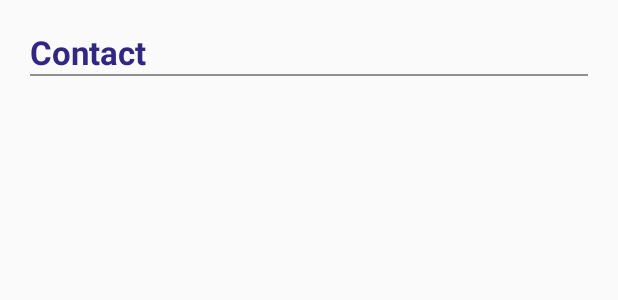
After one commit to amelielaurent/appnews, an Android app: the layout contact_fragment.xml on its own in the app's theme, with its tools: preview values and no code run, on a phone screen of 412 x 824 dp. The commit adds this screen. Shown: the top 300 px of the screen. Run offline under Robolectric (Android 15) with nearby library versions, the phone set to English and light mode, and no system bars.

Commit message:
Ajout tablayout + partie contact

```diff
--- a/app/build.gradle
+++ b/app/build.gradle
@@ -37,6 +37,7 @@ dependencies {
     implementation 'androidx.room:room-runtime:2.0.0'
     annotationProcessor 'androidx.room:room-compiler:2.0.0'
     implementation 'com.parse.bolts:bolts-tasks:1.4.0'
+    implementation  'com.google.android.material:material:1.1.0-alpha03'
 
     def lifecycle_version = "2.0.0"
     implementation "androidx.lifecycle:lifecycle-extensions:$lifecycle_version"
--- a/app/src/main/java/com/newsgobelins/user/appnews/fragments/ArticleListFragment.java
+++ b/app/src/main/java/com/newsgobelins/user/appnews/fragments/ArticleListFragment.java
@@ -90,10 +90,8 @@ public class ArticleListFragment extends Fragment implements ArticleListener {
         ArticleDetailFragment fragment = new ArticleDetailFragment();
 
         FragmentTransaction transaction = getActivity().getSupportFragmentManager().beginTransaction();
-
         transaction.replace(R.id.fragment_container, fragment);
         transaction.addToBackStack(null);
-
         transaction.commit();
     }
 
--- /dev/null
+++ b/app/src/main/res/layout/contact_fragment.xml
@@ -0,0 +1,27 @@
+<?xml version="1.0" encoding="utf-8"?>
+<LinearLayout xmlns:android="http://schemas.android.com/apk/res/android"
+    android:orientation="vertical" android:layout_width="match_parent"
+    android:layout_height="match_parent">
+
+    <TextView
+        android:id="@+id/textView"
+        android:layout_width="wrap_content"
+        android:layout_height="wrap_content"
+        android:paddingStart="@dimen/padding_20"
+        android:paddingEnd="@dimen/padding_20"
+        android:textSize="22sp"
+        android:textStyle="bold"
+        android:textColor="@color/colorPrimaryDark"
+        android:paddingTop="@dimen/padding_20"
+        android:text="@string/Contact"/>
+
+
+    <View
+        android:id="@+id/detail_separate"
+        android:layout_width="match_parent"
+        android:layout_height="1dp"
+        android:layout_marginStart="@dimen/padding_20"
+        android:layout_marginEnd="@dimen/padding_20"
+        android:background="@color/colorSeparate" />
+
+</LinearLayout>
--- a/app/src/main/res/values/strings.xml
+++ b/app/src/main/res/values/strings.xml
@@ -1,4 +1,5 @@
 <resources>
     <string name="app_name">Newspepper</string>
     <string name="author">Écrit par : </string>
+    <string name="Contact">Contact</string>
 </resources>
```
Also changed, not shown: app/src/main/java/com/newsgobelins/user/appnews/activities/MainActivity.java (+18 -3 lines), app/src/main/java/com/newsgobelins/user/appnews/adapter/PageAdapter.java (added, +40 -0 lines), app/src/main/java/com/newsgobelins/user/appnews/fragments/ContactFragment.java (added, +18 -0 lines), app/src/main/res/layout/activity_main.xml (+24 -4 lines).
